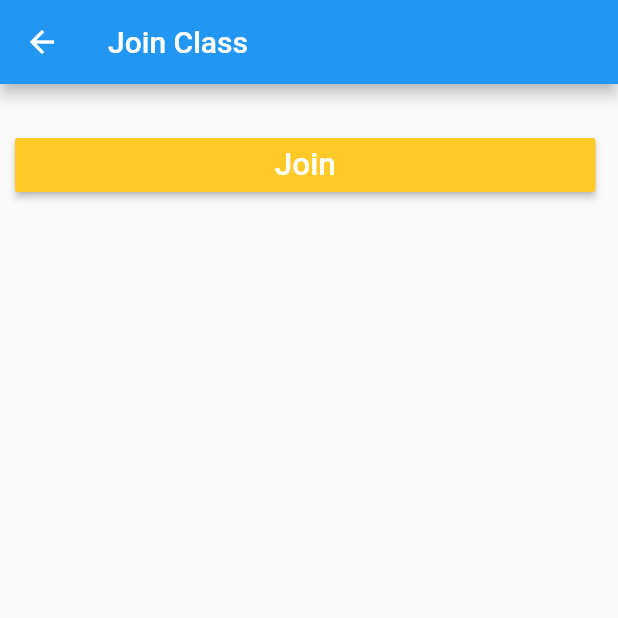
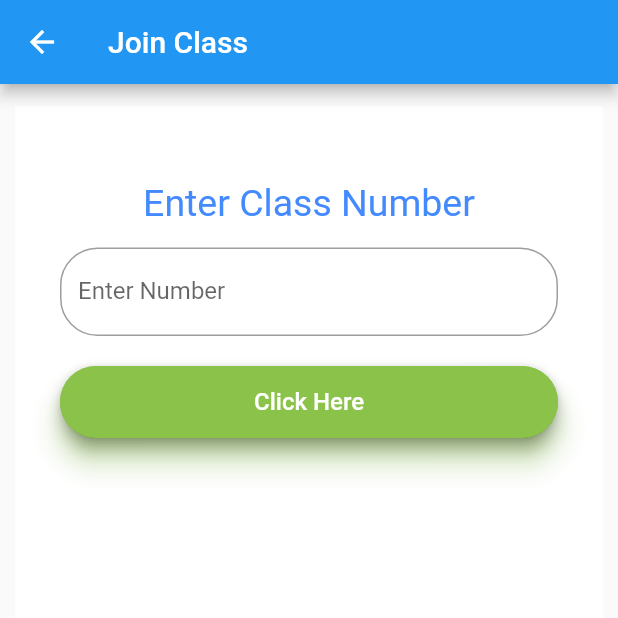
Before and after one commit to harryl6798/attend_demo, a Flutter app: the JoinClass screen opened directly, on a phone screen of 412 x 824 dp, the top half of it. Run offline on Flutter 3.47's test engine with Material 2 defaults, Android fonts, the phone set to English and light mode, and no system bars; our stand-ins replace font_awesome_flutter, table_calendar; missing offline and left inert: circular_bottom_navigation; Roboto replaces fonts that are missing (Poppins); project files that could hold a hidden picture were left out.

```diff
--- a/Attend_Demo/lib/ui/MyPage.dart
+++ b/Attend_Demo/lib/ui/MyPage.dart
@@ -155,7 +155,7 @@ class _MyHomePageState extends State<MyHomePage> {
         children: <Widget>[
           Padding(child: bodyContainer(), padding: EdgeInsets.only(bottom: bottomNavBarHeight),),
           Align(alignment: Alignment.bottomCenter, child: bottomNav()),
-          Align(alignment: Alignment.topCenter, child: topNav())
+          //Align(alignment: Alignment.topCenter, child: topNav())
 
         ],
       ),
@@ -223,6 +223,7 @@ class _MyHomePageState extends State<MyHomePage> {
         thing = new Container(
           margin: const EdgeInsets.symmetric(vertical: 200.0),
           child: new StaggeredGridView.count(
+
             crossAxisCount: 2,
             crossAxisSpacing: 12.0,
             mainAxisSpacing: 12.0,
@@ -247,6 +248,9 @@ class _MyHomePageState extends State<MyHomePage> {
     }
 
     return new Scaffold(
+      appBar: AppBar(
+        title: Text('Attend.io'),
+      ),
         floatingActionButton: thingButton,
         body: thing,
     );
@@ -269,12 +273,7 @@ class _MyHomePageState extends State<MyHomePage> {
   }
 
 
-  Widget topNav() {
-    return Banner(
-      message: "",
-      location: BannerLocation.topStart,
-    );
-  }
+
 
 
   @override
--- a/Attend_Demo/lib/ui/join_class.dart
+++ b/Attend_Demo/lib/ui/join_class.dart
@@ -1,7 +1,10 @@
 import 'package:flutter/material.dart';
+import 'dart:async';
 
 class JoinClass extends StatefulWidget{
+  JoinClass({Key key, this.title}) : super(key: key);
 
+  final String title;
 
   @override
   State<StatefulWidget> createState() {
@@ -10,56 +13,146 @@ class JoinClass extends StatefulWidget{
 
 }
 
-class JoinClassState extends State<JoinClass> {
+class JoinClassState extends State<JoinClass>with TickerProviderStateMixin {
+  int _state = 0;
+  Animation _animation;
+  AnimationController _controller;
+  GlobalKey _globalKey = GlobalKey();
+  double _width = double.maxFinite;
 
   @override
+  void dispose() {
+    super.dispose();
+    _controller.dispose();
+  }
   Widget build(BuildContext context){
     return Scaffold(
+        resizeToAvoidBottomPadding: false,
       appBar: AppBar(
         title: Text('Join Class'),
       ),
 
       body: Padding(
         padding: EdgeInsets.only(top: 15.0, left: 10.0, right: 10.0),
-        child: ListView(
-          children: <Widget>[
-            // First element
+        child: new Container(
+            padding: const EdgeInsets.all(30.0),
+            color: Colors.white,
+            child: new Container(
+              child: new Center(
+                  child: new Column(
+                      children : [
+                        new Padding(padding: EdgeInsets.only(top: 20.0)),
 
-            // Second element
-            Padding(
-              padding: EdgeInsets.only(top: 15.0, bottom: 15.0),
-              child: Row(
-                children: <Widget>[
-                  Expanded(
+                        new Text('Enter Class Number',
+                          style: new TextStyle(color: Colors.blueAccent, fontSize: 25.0),),
+
+                        new Padding(padding: EdgeInsets.only(top: 15.0)),
+                        new TextFormField(
+                          decoration: new InputDecoration(
+                            labelText: "Enter Number",
+                            fillColor: Colors.white,
+                            border: new OutlineInputBorder(
+                              borderRadius: new BorderRadius.circular(25.0),
+                              borderSide: new BorderSide(
+                              ),
+                            ),
+                            //fillColor: Colors.green
+                          ),
+
+                          style: new TextStyle(
+                            fontFamily: "Poppins",
+                          ),
+                        ),
+                        new Padding(padding: EdgeInsets.only(top: 20.0)),
+
+                        new PhysicalModel(
+                elevation: 8,
+                shadowColor: Colors.lightGreenAccent,
+                color: Colors.lightGreen,
+                borderRadius: BorderRadius.circular(25),
+                child: Container(
+                  key: _globalKey,
+                  height: 48,
+                  width: _width,
                   child: RaisedButton(
-                      color: Colors.amber[400],
-                      textColor: Colors.white,
-                      child: Text(
-                        'Join',
-                        textScaleFactor: 1.5,
+                    animationDuration: Duration(milliseconds: 1000),
+                    shape: RoundedRectangleBorder(
+                      borderRadius: BorderRadius.circular(25),
                     ),
+                    padding: EdgeInsets.all(0),
+                    child: setUpButtonChild(),
                     onPressed: () {
                       setState(() {
-                          debugPrint("Save button clicked");
+                        if (_state == 0) {
+                          animateButton();
+                        }
                       });
+
                     },
+                    elevation: 4,
+                    color: Colors.lightGreen,
                   ),
-                  ),
-
-                  Container(width: 5.0,),
-
-
-                ],
                 ),
               ),
 
 
-
-
-          ],
+                      ]
+                  ),
+              ),
+              ),
+            )
 
         )
-      )
+
     );
   }
+  setUpButtonChild() {
+    if (_state == 0) {
+      return Text(
+        "Click Here",
+        style: const TextStyle(
+          color: Colors.white,
+          fontSize: 16,
+        ),
+      );
+    } else if (_state == 1) {
+      return SizedBox(
+        height: 36,
+        width: 36,
+        child: CircularProgressIndicator(
+          value: null,
+          valueColor: AlwaysStoppedAnimation<Color>(Colors.white),
+        ),
+      );
+    } else {
+      return Icon(Icons.check, color: Colors.white);
     }
+  }
+
+  void animateButton() {
+    double initialWidth = _globalKey.currentContext.size.width;
+
+    _controller =
+        AnimationController(duration: Duration(milliseconds: 300), vsync: this);
+
+    _animation = Tween(begin: 0.0, end: 1).animate(_controller)
+      ..addListener(() {
+        setState(() {
+          _width = initialWidth - ((initialWidth - 48) * _animation.value);
+        });
+      });
+    _controller.forward();
+
+    setState(() {
+      _state = 1;
+    });
+
+    Timer(Duration(milliseconds: 3300), () {
+      setState(() {
+        _state = 2;
+        Navigator.pop(context);
+
+      });
+    });
+  }
+}
```
Lines whose indentation alone changed are shown as unchanged.
